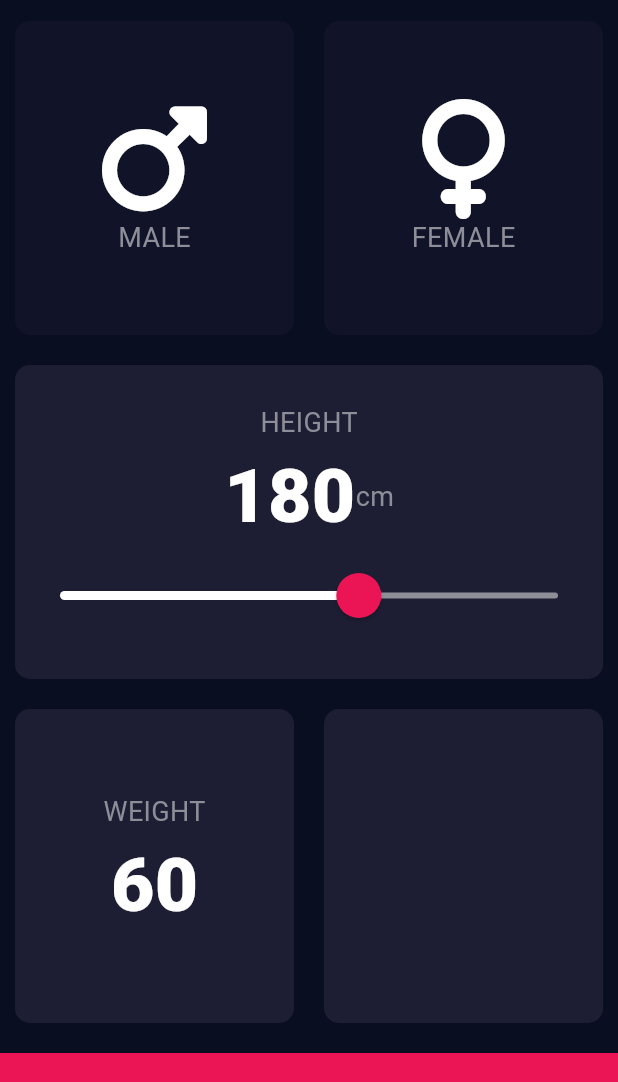
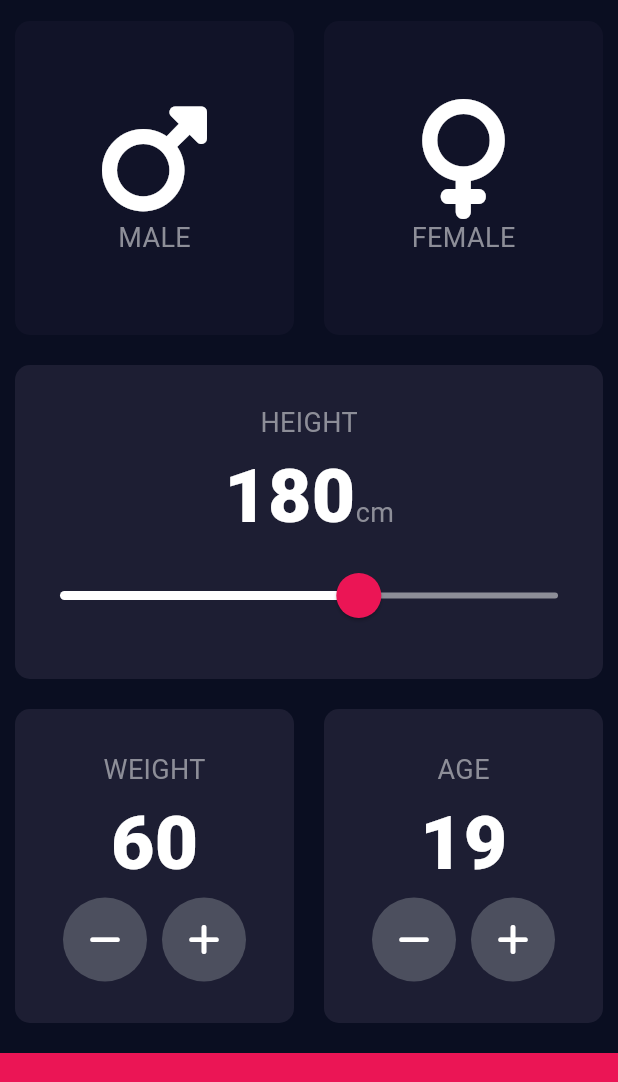
Before and after one commit to mac-dubem/Bmi-calculator-, a Flutter app: the screen it shows after launch, on a phone screen of 412 x 824 dp, the part 63-1145 px from its top. Run offline on Flutter 3.47's test engine with Material 3 defaults, Android fonts, the phone set to English and light mode, and no system bars; our stand-ins replace font_awesome_flutter.

Commit message:
added some new features

```diff
--- a/lib/input_page.dart
+++ b/lib/input_page.dart
@@ -16,6 +16,7 @@ class _InputPageState extends State<InputPage> {
 
   int height = 180;
   int weight = 60;
+  int age = 19;
 
   // Color maleCardColour = inactiveColour;
   // Color femaleCardColour = inactiveColour;
@@ -103,6 +104,8 @@ class _InputPageState extends State<InputPage> {
                   Text("HEIGHT", style: kLabelStyle),
                   Row(
                     mainAxisAlignment: MainAxisAlignment.center,
+                    crossAxisAlignment: CrossAxisAlignment.baseline,
+                    textBaseline: TextBaseline.alphabetic,
                     children: [
                       Text(height.toString(), style: kNumberTextStyle),
                       Text("cm", style: kLabelStyle),
@@ -147,13 +150,74 @@ class _InputPageState extends State<InputPage> {
                       children: [
                         Text("WEIGHT", style: kLabelStyle),
                         Text(weight.toString(), style: kNumberTextStyle),
+
+                        Row(
+                          mainAxisAlignment: MainAxisAlignment.center,
+                          children: [
+                            RoundIconButton(
+                              icon: FontAwesomeIcons.minus,
+                              onPressed: () {
+                                setState(() {
+                                  weight--;
+                                });
+                              },
+                            ),
+
+                            SizedBox(width: 10),
+
+                            RoundIconButton(
+                              icon: FontAwesomeIcons.plus,
+                              onPressed: () {
+                                setState(() {
+                                  weight++;
+                                });
+                              },
+                            ),
+                          ],
+                        ),
                       ],
                     ),
                     color: kActiveCardColour,
                   ),
                 ),
 
-                Expanded(child: UseableCard(color: kActiveCardColour)),
+                Expanded(
+                  child: UseableCard(
+                    cardChild: Column(
+                      mainAxisAlignment: MainAxisAlignment.center,
+                      children: [
+                        Text("AGE", style: kLabelStyle),
+                        Text(age.toString(), style: kNumberTextStyle),
+
+                        Row(
+                          mainAxisAlignment: MainAxisAlignment.center,
+                          children: [
+                            RoundIconButton(
+                              icon: FontAwesomeIcons.minus,
+                              onPressed: () {
+                                setState(() {
+                                  age--;
+                                });
+                              },
+                            ),
+
+                            SizedBox(width: 10),
+
+                            RoundIconButton(
+                              icon: FontAwesomeIcons.plus,
+                              onPressed: () {
+                                setState(() {
+                                  age++;
+                                });
+                              },
+                            ),
+                          ],
+                        ),
+                      ],
+                    ),
+                    color: kActiveCardColour,
+                  ),
+                ),
               ],
             ),
           ),
@@ -167,3 +231,22 @@ class _InputPageState extends State<InputPage> {
     );
   }
 }
+
+class RoundIconButton extends StatelessWidget {
+  const RoundIconButton({super.key, this.icon, required this.onPressed});
+
+  final IconData? icon;
+  final void Function() onPressed;
+
+  @override
+  Widget build(BuildContext context) {
+    return RawMaterialButton(
+      child: Icon(icon, color: Colors.white),
+      elevation: 0.0,
+      constraints: BoxConstraints.tightFor(height: 56, width: 56),
+      fillColor: Color(0xFF4C4F5E),
+      shape: CircleBorder(),
+      onPressed: onPressed,
+    );
+  }
+}
```
